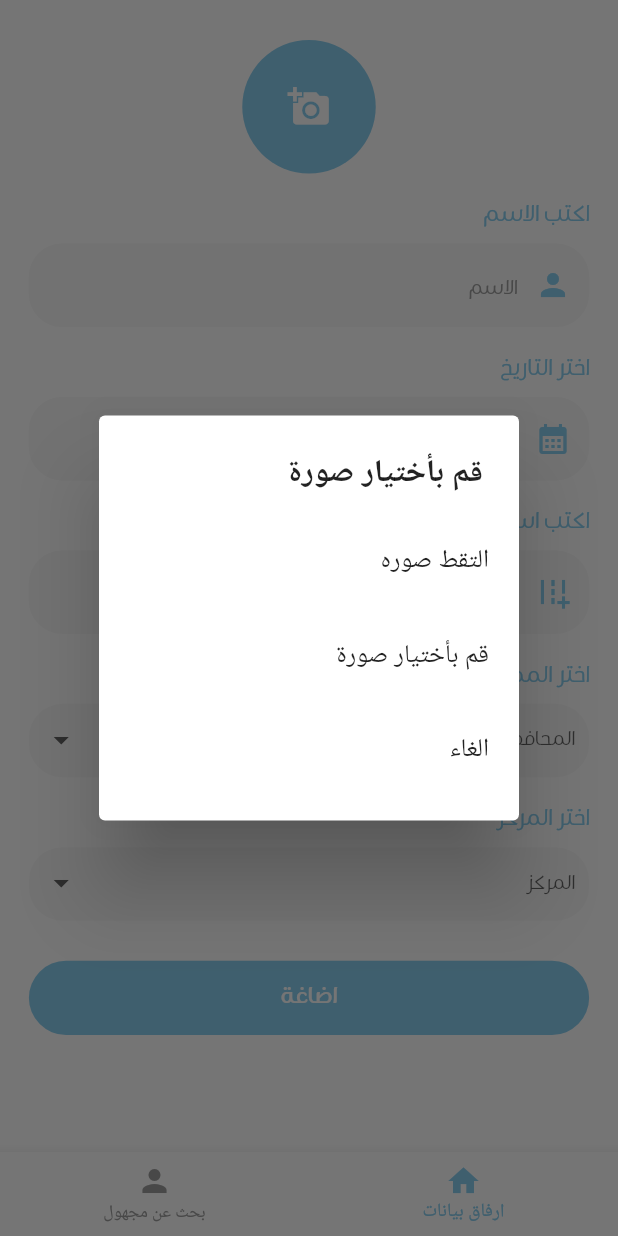
After one commit to mohamedsayed27/mafqood, a Flutter app: the MainLayout screen opened directly, after a tap on the "add a photo" icon, on a phone screen of 412 x 824 dp. The commit adds this screen. Run offline on Flutter 3.47's test engine with Material 2 defaults, Android fonts, the phone set to English and light mode, and no system bars; our stand-ins replace bloc, dartz, dio, equatable, flutter_bloc, flutter_screenutil and 6 more; accounts and stored records are empty.

Commit message:
main layout done and test screens

```diff
--- a/lib/core/app_router/app_router.dart
+++ b/lib/core/app_router/app_router.dart
@@ -2,6 +2,7 @@ import 'package:flutter/material.dart';
 import 'package:mafqood/core/app_router/screens_name.dart';
 import 'package:mafqood/presentation/screens/auth_screens/login_screen.dart';
 import 'package:mafqood/presentation/screens/auth_screens/register_screen.dart';
+import 'package:mafqood/presentation/screens/main_layout_screens/main_layout.dart';
 
 import '../../presentation/screens/auth_screens/change_forget_password.dart';
 import '../../presentation/screens/auth_screens/forget_password_screen.dart';
@@ -29,6 +30,8 @@ class AppRouter {
           return _animateRouteBuilder(const ForgetPassword());
         case ScreenName.changeForgetPasswordScreen:
           return _animateRouteBuilder(const ChangeForgottenPassword());
+        case ScreenName.mainLayoutScreen:
+          return _animateRouteBuilder(const MainLayout());
         default:
           return _errorRoute();
       }
--- a/lib/core/app_router/screens_name.dart
+++ b/lib/core/app_router/screens_name.dart
@@ -3,6 +3,7 @@ class ScreenName{
   static const onboardingScreen = 'onboarding_screen.dart';
   static const loginScreen = 'login_screen.dart';
   static const registerScreen = 'register_screen.dart';
+  static const mainLayoutScreen = 'main_layout_screen.dart';
   static const forgetPasswordScreen = 'forget_password_screen.dart';
   static const changeForgetPasswordScreen = 'change_forget_password_screen.dart';
   static const otpVerificationNumberScreen = 'otp_verification_number_screen.dart';
--- a/lib/core/constants/constants.dart
+++ b/lib/core/constants/constants.dart
@@ -18,7 +18,7 @@ void showProgressIndicator(BuildContext context){
       child: CircularProgressIndicator.adaptive(),
     ),
   );
-  showDialog(context: context, builder: (context)=>WillPopScope(child: alertDialog, onWillPop: ()async{return false;}),barrierDismissible: false);
+  showDialog(context: context, builder: (context)=>WillPopScope(child: alertDialog, onWillPop: ()async{return true;}),barrierDismissible: false);
 }
 
 void showToast({required int errorType, required String message}){
--- a/lib/core/error/auth_error_exception.dart
+++ b/lib/core/error/auth_error_exception.dart
@@ -13,3 +13,14 @@
     authErrorModel,
   ];
 }
+class RegisterErrorException extends Equatable implements Exception {
+  final String error;
+
+  const RegisterErrorException(this.error);
+
+  @override
+  // TODO: implement props
+  List<Object?> get props => [
+    error,
+  ];
+}
--- a/lib/core/global/assets_path/images_path.dart
+++ b/lib/core/global/assets_path/images_path.dart
@@ -3,4 +3,5 @@ class ImagesPath{
   static const onboarding2 = 'assets/images/onboarding2.png';
   static const onboarding3 = 'assets/images/onboarding3.png';
   static const splashLogo = 'assets/images/splashLogo.png';
+  static const anonymous = 'assets/images/anonymous.jpeg';
 }
--- a/lib/data/data_source/auth_remote_data_source.dart
+++ b/lib/data/data_source/auth_remote_data_source.dart
@@ -73,9 +73,9 @@ class AuthenticationRemoteDataSource extends BaseAuthenticationRemoteDataSource
           "lastName": lastName,
         },
       );
-
       return AuthenticationModel.fromJson(response.data);
     }on DioError catch(error){
+      print(error.response!.data);
       throw AuthErrorException(AuthErrorModel.fromJson(error.response!.data));
     }
   }
--- a/lib/presentation/screens/auth_screens/login_screen.dart
+++ b/lib/presentation/screens/auth_screens/login_screen.dart
@@ -162,6 +162,7 @@ class _LoginScreenState extends State<LoginScreen> {
                             errorType: 0,
                             message: state.authenticationEntity.message!);
                         print(state.authenticationEntity);
+                        Navigator.pushNamedAndRemoveUntil(context, ScreenName.mainLayoutScreen, (route) => false);
                       } else if (state is LoginError) {
                         Navigator.pop(context);
                         showToast(
--- /dev/null
+++ b/lib/presentation/screens/main_layout_screens/main_layout.dart
@@ -0,0 +1,63 @@
+import 'package:flutter/material.dart';
+import 'package:flutter_screenutil/flutter_screenutil.dart';
+import 'package:mafqood/presentation/screens/main_layout_screens/search_person_screen.dart';
+import 'package:mafqood/presentation/screens/main_layout_screens/upload_data_screen.dart';
+
+import '../../../core/global/theme/app_colors_light_theme.dart';
+
+class MainLayout extends StatefulWidget {
+  const MainLayout({Key? key}) : super(key: key);
+
+  @override
+  State<MainLayout> createState() => _MainLayoutState();
+}
+
+class _MainLayoutState extends State<MainLayout> {
+  List<Widget> screens = [const UploadData(), const SearchPerson(),];
+  int currentScreenIndex = 0;
+
+  @override
+  Widget build(BuildContext context) {
+    return SafeArea(
+      child: Scaffold(
+        body: screens[currentScreenIndex],
+        bottomNavigationBar: BottomNavigationBar(
+          type: BottomNavigationBarType.fixed,
+          backgroundColor: Colors.white,
+          selectedFontSize: 13.sp,
+          unselectedFontSize: 12.sp,
+          showSelectedLabels: true,
+          showUnselectedLabels: true,
+          selectedItemColor: AppColorsLightTheme.primaryColor,
+          unselectedItemColor: Colors.grey,
+          currentIndex: currentScreenIndex,
+          selectedLabelStyle: const TextStyle(
+            color: AppColorsLightTheme.primaryColor,
+          ),
+          unselectedLabelStyle: const TextStyle(
+            color: Colors.grey,
+          ),
+          onTap: (index){
+            setState(() {
+              currentScreenIndex = index;
+            });
+          },
+          items: [
+            BottomNavigationBarItem(
+              icon: Icon(
+                Icons.home
+              ),
+              label: 'ارفاق بيانات',
+            ),
+            BottomNavigationBarItem(
+              icon: Icon(
+                  Icons.person
+              ),
+              label: 'بحث عن مجهول',
+            ),
+          ],
+        ),
+      ),
+    );
+  }
+}
--- /dev/null
+++ b/lib/presentation/screens/main_layout_screens/search_person_screen.dart
@@ -0,0 +1,12 @@
+import 'package:flutter/material.dart';
+
+class SearchPerson extends StatelessWidget {
+  const SearchPerson({Key? key}) : super(key: key);
+
+  @override
+  Widget build(BuildContext context) {
+    return Scaffold(
+
+    );
+  }
+}
--- /dev/null
+++ b/lib/presentation/screens/main_layout_screens/upload_data_screen.dart
@@ -0,0 +1,194 @@
+import 'package:flutter/material.dart';
+import 'package:flutter_screenutil/flutter_screenutil.dart';
+import 'package:jiffy/jiffy.dart';
+import 'package:mafqood/core/global/assets_path/images_path.dart';
+import 'package:mafqood/presentation/widgets_and_components/shred_widgets/custom_button.dart';
+
+import '../../../core/global/assets_path/fonts_path.dart';
+import '../../../core/global/theme/app_colors_light_theme.dart';
+import '../../widgets_and_components/auth_widgets/auth_text_form_field.dart';
+import '../../widgets_and_components/shred_widgets/custom_drop_down_button.dart';
+
+class UploadData extends StatefulWidget {
+  const UploadData({Key? key}) : super(key: key);
+
+  @override
+  State<UploadData> createState() => _UploadDataState();
+}
+
+class _UploadDataState extends State<UploadData> {
+  TextEditingController name = TextEditingController();
+  TextEditingController date = TextEditingController();
+  TextEditingController street = TextEditingController();
+  DateTime? dateTime;
+
+  _selectImage(BuildContext context) async {
+    return showDialog(
+      context: context,
+      builder: (context) {
+        return SimpleDialog(
+          title: const Text("قم بأختيار صورة"),
+          children: [
+            SimpleDialogOption(
+              padding: const EdgeInsets.all(20),
+              child: const Text('التقط صوره'),
+              onPressed: () async {
+                Navigator.of(context).pop();
+              },
+            ),
+            SimpleDialogOption(
+              padding: const EdgeInsets.all(20),
+              child: const Text('قم بأختيار صورة'),
+              onPressed: () async {
+                Navigator.of(context).pop();
+              },
+            ),
+            SimpleDialogOption(
+              padding: const EdgeInsets.all(20),
+              child: const Text('الغاء'),
+              onPressed: () async {
+                Navigator.of(context).pop();
+              },
+            ),
+          ],
+        );
+      },
+    );
+  }
+  @override
+  Widget build(BuildContext context) {
+    return Scaffold(
+      backgroundColor: Colors.white,
+      body: ListView(
+        padding: EdgeInsets.symmetric(horizontal: 20.w),
+        children: [
+          SizedBox(height: 30.h,),
+          InkWell(
+            onTap: (){
+              _selectImage(context);
+            },
+            child: Container(
+              width: 100.w,
+              height: 100.h,
+              clipBehavior: Clip.antiAliasWithSaveLayer,
+              decoration: const BoxDecoration(
+                color: AppColorsLightTheme.primaryColor,
+                shape: BoxShape.circle
+              ),
+              child: Center(
+                child: Icon(Icons.add_a_photo,color: Colors.white,size: 32.r,)
+              ),
+            ),
+          ),
+          SizedBox(height: 20.h,),
+          Text(
+            'اكتب الاسم',
+            style: TextStyle(
+              color: AppColorsLightTheme.blueTextColor,
+              fontFamily: FontsPath.sukarRegular,
+              fontSize: 16.sp,
+            ),
+          ),
+          SizedBox(height: 10.h,),
+          AuthTextFormField(
+            hintText: 'الاسم',
+            controller: name,
+            keyboardType: TextInputType.text,
+            prefix: const Icon(
+              Icons.person,
+              color: AppColorsLightTheme.primaryColor,
+            ),
+          ),
+          SizedBox(height: 20.h,),
+          Text(
+            'اختر التاريخ',
+            style: TextStyle(
+              color: AppColorsLightTheme.blueTextColor,
+              fontFamily: FontsPath.sukarRegular,
+              fontSize: 16.sp,
+            ),
+          ),
+          SizedBox(height: 10.h,),
+          AuthTextFormField(
+            hintText: 'التاريخ',
+            controller: date,
+            keyboardType: TextInputType.text,
+            onTap: () {
+              showDatePicker(
+                context: context,
+                initialDate: dateTime ?? DateTime.now(),
+                firstDate: DateTime(1950),
+                lastDate: DateTime.now(),
+                builder: (context, child) {
+                  return Theme(
+                    data: ThemeData().copyWith(
+                      colorScheme: const ColorScheme.light(
+                          primary: AppColorsLightTheme.primaryColor,
+                          secondary: Colors.white),
+                      dialogBackgroundColor: Colors.white,
+                    ),
+                    child: child!,
+                  );
+                },
+              ).then((value) {
+                setState(() {
+                  dateTime = value;
+                  date.text = Jiffy(dateTime).yMMMd.toString();
+                });
+              }).catchError((error) {
+                return;
+              });
+            },
+            prefix: const Icon(
+              Icons.calendar_month,
+              color: AppColorsLightTheme.primaryColor,
+            ),
+          ),
+          SizedBox(height: 20.h,),
+          Text(
+            'اكتب اسم الحي',
+            style: TextStyle(
+              color: AppColorsLightTheme.blueTextColor,
+              fontFamily: FontsPath.sukarRegular,
+              fontSize: 16.sp,
+            ),
+          ),
+          SizedBox(height: 10.h,),
+          AuthTextFormField(
+            hintText: 'اكتب الحي',
+            controller: street,
+            keyboardType: TextInputType.text,
+            prefix: const Icon(
+              Icons.add_road,
+              color: AppColorsLightTheme.primaryColor,
+            ),
+          ),
+          SizedBox(height: 20.h,),
+          Text(
+            'اختر المدينة',
+            style: TextStyle(
+              color: AppColorsLightTheme.blueTextColor,
+              fontFamily: FontsPath.sukarRegular,
+              fontSize: 16.sp,
+            ),
+          ),
+          SizedBox(height: 10.h,),
+          const CustomDropDown(title: 'المحافظه',),
+          SizedBox(height: 20.h,),
+          Text(
+            'اختر المركز',
+            style: TextStyle(
+              color: AppColorsLightTheme.blueTextColor,
+              fontFamily: FontsPath.sukarRegular,
+              fontSize: 16.sp,
+            ),
+          ),
+          SizedBox(height: 10.h,),
+          const CustomDropDown(title: 'المركز',),
+          SizedBox(height: 30.h,),
+          CustomButton(buttonTitle: 'اضاغة', isTapped: (){}, width: double.infinity)
+        ],
+      ),
+    );
+  }
+}
--- a/lib/presentation/widgets_and_components/auth_widgets/auth_text_form_field.dart
+++ b/lib/presentation/widgets_and_components/auth_widgets/auth_text_form_field.dart
@@ -7,6 +7,7 @@ import '../../../core/global/theme/app_colors_light_theme.dart';
 class AuthTextFormField extends StatelessWidget {
   final String hintText;
   final String? Function(String?)? validate;
+  final void Function()? onTap;
   final Widget? suffix;
   final Widget? prefix;
   final bool isPassword;
@@ -24,7 +25,7 @@ class AuthTextFormField extends StatelessWidget {
     this.keyboardType = TextInputType.text,
     this.maxLength = 100,
     this.prefix,
-    this.isPassword = false, this.isEnable,
+    this.isPassword = false, this.isEnable, this.onTap,
   }) : super(key: key);
 
   @override
@@ -32,6 +33,7 @@ class AuthTextFormField extends StatelessWidget {
     return TextFormField(
       enabled: isEnable,
       maxLength: maxLength,
+      onTap: onTap,
       keyboardType: keyboardType,
       controller: controller,
       validator: validate,
--- /dev/null
+++ b/lib/presentation/widgets_and_components/shred_widgets/custom_drop_down_button.dart
@@ -0,0 +1,59 @@
+import 'package:flutter/material.dart';
+import 'package:flutter_screenutil/flutter_screenutil.dart';
+
+import '../../../core/global/assets_path/fonts_path.dart';
+import '../../../core/global/theme/app_colors_light_theme.dart';
+
+class CustomDropDown extends StatefulWidget {
+  final String title;
+  const CustomDropDown({Key? key, required this.title}) : super(key: key);
+
+  @override
+  State<CustomDropDown> createState() => _CustomDropDownState();
+}
+
+List<String> namesList = [
+  'مدينة1',
+  'مدينة2',
+];
+
+class _CustomDropDownState extends State<CustomDropDown> {
+  String? selectedValue;
+
+  @override
+  Widget build(BuildContext context) {
+    return Container(
+      height: 55.h,
+      width: double.infinity,
+      padding: EdgeInsets.symmetric(horizontal: 10.w),
+      decoration: BoxDecoration(
+        color: AppColorsLightTheme.authTextFieldFillColor,
+        borderRadius: BorderRadius.circular(25.r),
+      ),
+      child: DropdownButton(
+        items: namesList
+            .map((e) => DropdownMenuItem(
+                  value: e,
+                  child: Text(e),
+                ))
+            .toList(),
+        onChanged: (value) {
+          setState(() {
+            selectedValue=value;
+          });
+        },
+        value: selectedValue,
+        borderRadius: BorderRadius.circular(25.r),
+        elevation: 0,
+        hint: Text(widget.title),
+        isExpanded: true,
+        style: TextStyle(
+            color: Colors.grey,
+            fontSize: 14.sp,
+            fontFamily: FontsPath.sukarRegular),
+        dropdownColor: AppColorsLightTheme.authTextFieldFillColor,
+        underline: const SizedBox.shrink(),
+      ),
+    );
+  }
+}
```
Also changed, not shown: assets/images/anonymous.jpeg (added).
